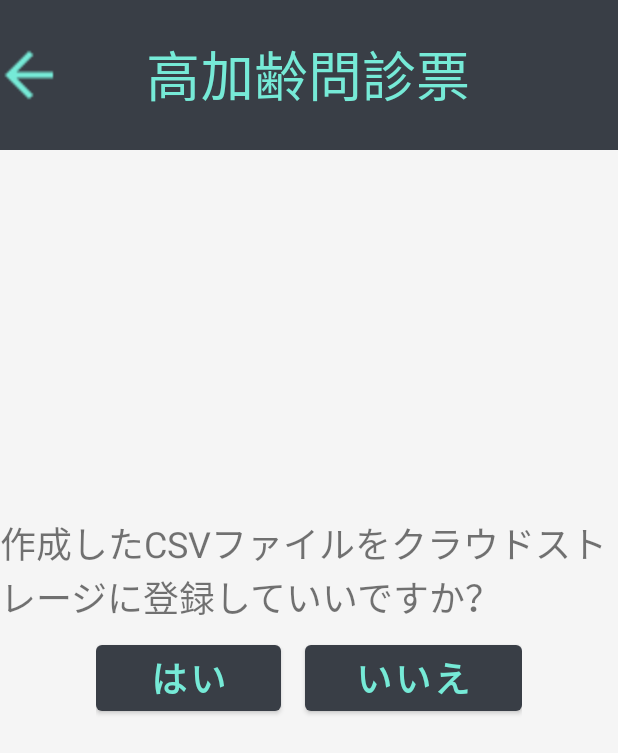
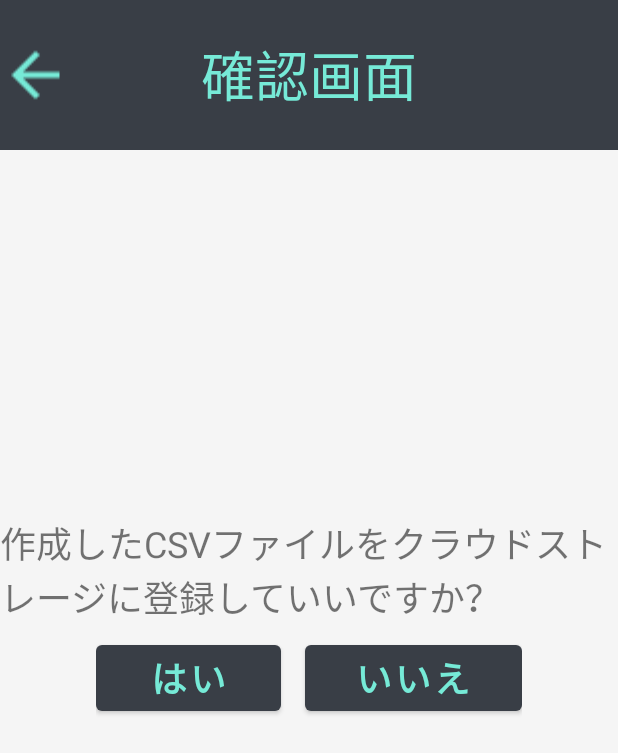
Before and after one commit to iroha-168/AntiAgingDock2, an Android app: the ConfirmActivity screen opened directly, with no data from a screen before it, on a phone screen of 412 x 824 dp. Shown: the top 753 px of the screen. Run offline under Robolectric (Android 15) with nearby library versions, the phone set to English and light mode, and no system bars.

```diff
--- a/AntiAgingDockApp2/app/src/main/java/com/antiaginglab/antiagingdockapp2/ConfirmActivity.kt
+++ b/AntiAgingDockApp2/app/src/main/java/com/antiaginglab/antiagingdockapp2/ConfirmActivity.kt
@@ -1,14 +1,12 @@
 package com.antiaginglab.antiagingdockapp2
 
 import android.content.Context
-import android.content.Intent
 import androidx.appcompat.app.AppCompatActivity
 import android.os.Bundle
 import android.view.Gravity
 import android.view.ViewGroup
 import android.widget.ImageView
 import android.widget.LinearLayout
-import android.widget.TextView
 import android.widget.Toast
 import androidx.activity.viewModels
 import com.antiaginglab.antiagingdockapp2.databinding.ActivityConfirmBinding
@@ -62,7 +60,7 @@ class ConfirmActivity : AppCompatActivity(), ToolBarCustomViewDelegate {
         val toolBarCustomView = ToolBarCustomView(this)
         toolBarCustomView.delegate = this
 
-        val title = getString(R.string.title_tool_bar)
+        val title = getString(R.string.title_confirm_activity)
         toolBarCustomView.configure(title, false, true)
 
         // カスタムツールバーを挿入するコンテナ(入れ物)を指定
--- a/AntiAgingDockApp2/app/src/main/java/com/antiaginglab/antiagingdockapp2/InputDataActivity.kt
+++ b/AntiAgingDockApp2/app/src/main/java/com/antiaginglab/antiagingdockapp2/InputDataActivity.kt
@@ -4,11 +4,9 @@ import android.content.Context
 import android.content.Intent
 import android.os.Build
 import android.os.Bundle
-import android.text.Editable
 import android.util.Log
 import android.view.*
 import android.widget.*
-import androidx.activity.viewModels
 import androidx.annotation.RequiresApi
 import androidx.appcompat.app.AppCompatActivity
 import androidx.core.view.children
@@ -158,7 +156,7 @@ class InputDataActivity : AppCompatActivity(), ToolBarCustomViewDelegate {
         val toolBarCustomView = ToolBarCustomView(this)
         toolBarCustomView.delegate = this
 
-        val title = getString(R.string.title_tool_bar)
+        val title = getString(R.string.title_input_activity)
         toolBarCustomView.configure(title, true, false)
 
         // カスタムツールバーを挿入するコンテナ(入れ物)を指定
--- a/AntiAgingDockApp2/app/src/main/res/values/strings.xml
+++ b/AntiAgingDockApp2/app/src/main/res/values/strings.xml
@@ -1,4 +1,5 @@
 <resources>
     <string name="app_name">AntiAgingDockApp2</string>
-    <string name="title_tool_bar">高加齢問診票</string>
+    <string name="title_input_activity">高加齢問診票</string>
+    <string name="title_confirm_activity">確認画面</string>
 </resources>
```
Also changed, not shown: AntiAgingDockApp2/app/src/main/java/com/antiaginglab/antiagingdockapp2/InputDataActivity1.kt (+22 -14 lines).
